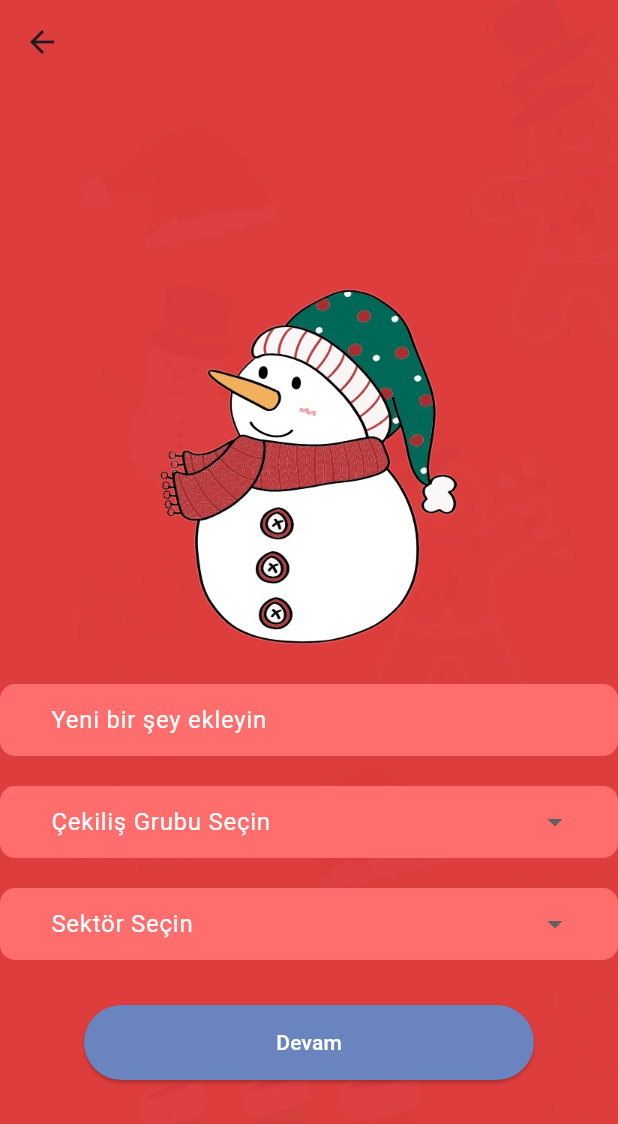
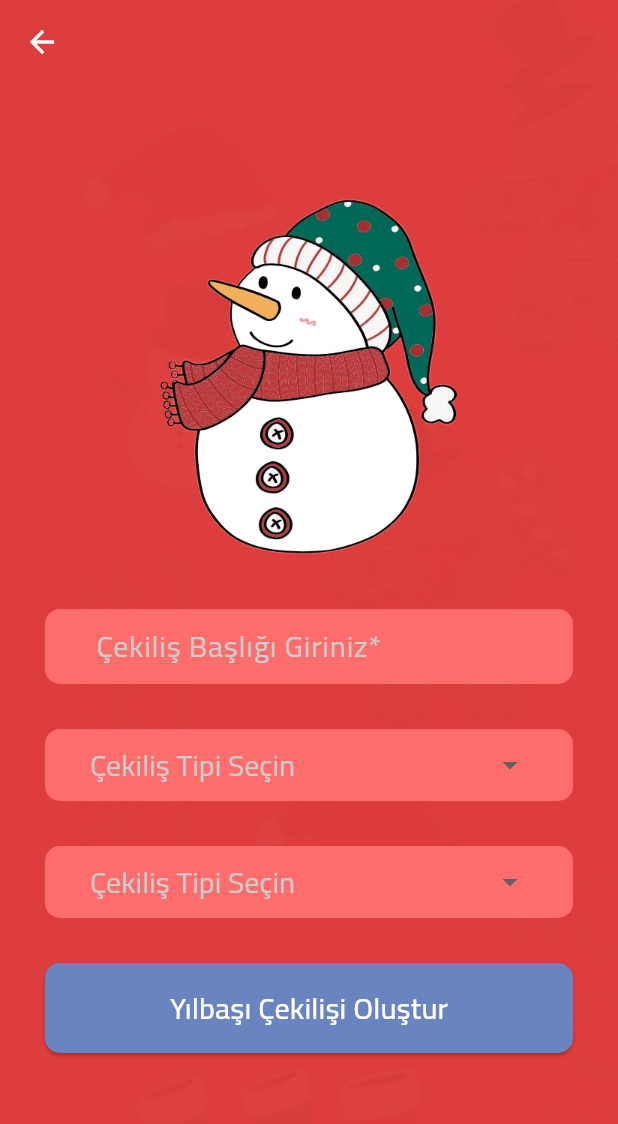
Before and after one commit to edabarutcu/Noel-Raffle-App, a Flutter app: the NewYearScreen screen opened directly, on a phone screen of 412 x 824 dp. Shown: the top 1124 px of the screen. Run offline on Flutter 3.47's test engine with Material 3 defaults, Android fonts, the phone set to English and light mode, and no system bars; our stand-ins replace confetti.

Commit message:
design corrected

```diff
--- a/lib/ui/giftraffle/gift_raffle_screen.dart
+++ b/lib/ui/giftraffle/gift_raffle_screen.dart
@@ -1,6 +1,5 @@
 import 'package:flutter/material.dart';
 import 'package:noel_raffle/ui/about/about_screen.dart';
-
 import 'add_users_screen.dart';
 
 class GiftRaffleScreen extends StatefulWidget {
@@ -279,6 +278,4 @@ class _GiftRaffleScreenState extends State<GiftRaffleScreen> {
       ),
     );
   }
-
-
 }
--- a/lib/ui/newyearscreen/newyear_screen.dart
+++ b/lib/ui/newyearscreen/newyear_screen.dart
@@ -1,14 +1,28 @@
 import 'package:flutter/material.dart';
+import 'add_new_member.dart';
 
-class NewYearScreen extends StatelessWidget {
-  final TextEditingController _sectorController = TextEditingController();
-  final TextEditingController _groupController = TextEditingController();
+
+class NewYearScreen extends StatefulWidget {
+  const NewYearScreen({super.key});
+
+  @override
+  _NewYearScreenState createState() => _NewYearScreenState();
+}
+
+class _NewYearScreenState extends State<NewYearScreen> {
   final TextEditingController _additionalTextFieldController = TextEditingController();
+  String? _groupController;
+  String? _sectorController;
+
+//class NewYearScreen extends StatelessWidget {
+  //final TextEditingController _sectorController = TextEditingController();
+  //final TextEditingController _groupController = TextEditingController();
+ // final TextEditingController _additionalTextFieldController = TextEditingController();
 
   @override
   Widget build(BuildContext context) {
     return Container(
-      decoration: BoxDecoration(
+      decoration: const BoxDecoration(
         image: DecorationImage(
           // Your background image here
           image: AssetImage('assets/images/background.jpg'),
@@ -20,6 +34,7 @@ class NewYearScreen extends StatelessWidget {
         appBar: AppBar(
           backgroundColor: Colors.transparent,
           shadowColor: Colors.transparent,
+          iconTheme: const IconThemeData(color: Colors.white),
         ),
         body: Stack(
           fit: StackFit.expand,
@@ -33,7 +48,7 @@ class NewYearScreen extends StatelessWidget {
               ),
             ),
             Positioned(
-              top: 130,
+              top: 70,
               left: 0,
               right: 0,
               child: Column(
@@ -46,9 +61,12 @@ class NewYearScreen extends StatelessWidget {
                   SizedBox(height: 20),
                   _buildAdditionalTextField(),
                   SizedBox(height: 20),
-                  _buildDropdownWidget(),
+                  _customDropdownButton1(),
                   SizedBox(height: 20),
-                  _buildAdditionalDropdownWidget(context),
+                  _customDropdownButton2(),
+                  SizedBox(height: 20),
+                  _buildButtonWidget(context),
+
                 ],
               ),
             ),
@@ -58,24 +76,28 @@ class NewYearScreen extends StatelessWidget {
     );
   }
 
-
-  Widget _buildDropdownWidget() {
-    return Container(
-      padding: EdgeInsets.symmetric(horizontal: 30),
+  Widget _buildAdditionalTextField() {
+    return Padding(
+      padding: const EdgeInsets.only(left: 30, right: 30, bottom: 10, top: 10),
+      child: Positioned(
+        top: 400,
+        left: 0,
+        right: 0,
+        child: Container(
+          padding: const EdgeInsets.symmetric(horizontal: 30),
           decoration: BoxDecoration(
-        color: Color(0xFFFF6D6D),
+            color: const Color(0xFFFF6D6D),
             borderRadius: BorderRadius.circular(10),
           ),
           child: Row(
             children: [
               Expanded(
                 child: TextField(
-              controller: _groupController,
-              enabled: false,
-              style: TextStyle(color: Colors.white),
-              decoration: InputDecoration(
-                hintText: 'Çekiliş Grubu Seçin',
-                hintStyle: TextStyle(color: Colors.white),
+                  controller: _additionalTextFieldController,
+                  style: const TextStyle(color: Colors.white),
+                  decoration: const InputDecoration(
+                    hintText: 'Çekiliş Başlığı Giriniz*',
+                    hintStyle: TextStyle(color: Color(0xFFCCCCCC), fontFamily: "Cairo", fontSize: 20),
                     border: InputBorder.none,
                     filled: true,
                     fillColor: Color(0xFFFF6D6D),
@@ -84,8 +106,47 @@ class NewYearScreen extends StatelessWidget {
                   onTap: () {},
                 ),
               ),
-          DropdownButtonHideUnderline(
+              const SizedBox(width: 10),
+            ],
+          ),
+        ),
+      ),
+    );
+  }
+
+  Widget _customDropdownButton1() {
+    return Padding(
+      padding: const EdgeInsets.only(left: 30, right: 30, bottom: 10),
+      child: Row(
+        children: [
+          Expanded(
+            child: Container(
+              decoration: BoxDecoration(
+                color: const Color(0xFFFF6D6D),
+                borderRadius: BorderRadius.circular(10),
+              ),
+              child: DropdownButtonHideUnderline(
                 child: DropdownButton<String>(
+                  value: _groupController,
+                  dropdownColor: Color(0xFFFF6D6D),
+                  icon: Icon(Icons.arrow_drop_down),
+                  isExpanded: true,
+                  padding: const EdgeInsets.symmetric(horizontal: 30),
+                  iconSize: 24,
+                  elevation: 16,
+                  style: const TextStyle(
+                      fontFamily: "Cairo",
+                      fontSize: 20,
+                      color: Colors.white
+                  ),
+                  hint: const Text(
+                      'Çekiliş Tipi Seçin',
+                      style: TextStyle(
+                          fontFamily: "Cairo",
+                          fontSize: 20,
+                          color: Color(0xFFCCCCCC)
+                      )
+                  ),
                   items: <String>[
                     'Ekip-Şirket',
                     'Arkadaş-Sınıf',
@@ -98,8 +159,12 @@ class NewYearScreen extends StatelessWidget {
                     );
                   }).toList(),
                   onChanged: (String? value) {
-                _groupController.text = value ?? '';
+                    setState(() {
+                      _groupController = value!;
+                    });
                   },
+                ),
+              ),
             ),
           ),
         ],
@@ -107,35 +172,39 @@ class NewYearScreen extends StatelessWidget {
     );
   }
 
-  Widget _buildAdditionalDropdownWidget(BuildContext context) {
-    return Column(
-      children: [
-        Container(
-          padding: EdgeInsets.symmetric(horizontal: 30),
-          decoration: BoxDecoration(
-            color: Color(0xFFFF6D6D),
-            borderRadius: BorderRadius.circular(10),
-          ),
+  Widget _customDropdownButton2() {
+    return Padding(
+      padding: const EdgeInsets.only(left: 30, right: 30, bottom: 10),
       child: Row(
         children: [
           Expanded(
-                child: TextField(
-                  controller: _sectorController,
-                  enabled: false,
-                  style: TextStyle(color: Colors.white),
-                  decoration: InputDecoration(
-                    hintText: 'Sektör Seçin',
-                    hintStyle: TextStyle(color: Colors.white),
-                    border: InputBorder.none,
-                    filled: true,
-                    fillColor: Color(0xFFFF6D6D),
-                    contentPadding: EdgeInsets.symmetric(vertical: 10),
+            child: Container(
+              decoration: BoxDecoration(
+                color: const Color(0xFFFF6D6D),
+                borderRadius: BorderRadius.circular(10),
               ),
-                  onTap: () {},
+              child: DropdownButtonHideUnderline(
+                child: DropdownButton<String>(
+                  value: _sectorController,
+                  dropdownColor: Color(0xFFFF6D6D),
+                  icon: Icon(Icons.arrow_drop_down),
+                  isExpanded: true,
+                  padding: const EdgeInsets.symmetric(horizontal: 30),
+                  iconSize: 24,
+                  elevation: 16,
+                  style: const TextStyle(
+                      fontFamily: "Cairo",
+                      fontSize: 20,
+                      color: Colors.white
                   ),
+                  hint: const Text(
+                      'Çekiliş Tipi Seçin',
+                      style: TextStyle(
+                          fontFamily: "Cairo",
+                          fontSize: 20,
+                          color: Color(0xFFCCCCCC)
+                      )
                   ),
-              DropdownButtonHideUnderline(
-                child: DropdownButton<String>(
                   items: <String>[
                     'Teknoloji',
                     'Eğitim',
@@ -150,90 +219,68 @@ class NewYearScreen extends StatelessWidget {
                     );
                   }).toList(),
                   onChanged: (String? value) {
-                    _sectorController.text = value ?? '';
+                    setState(() {
+                      _sectorController = value!;
+                    });
                   },
+                ),
+              ),
             ),
           ),
         ],
       ),
-        ),
-        SizedBox(height: 30),
-        ElevatedButton(
+    );
+  }
+
+  Widget _buildButtonWidget(BuildContext context) {
+    return Padding(
+      padding: const EdgeInsets.only(left: 30, right: 30, bottom: 10),
+      child: Row(
+        children: [
+          Expanded(
+            child: ElevatedButton(
               onPressed: () {
                 if (_additionalTextFieldController.text.isEmpty) {
-                        _showAlertDialog(context, 'Yeni bir şey ekleyiniz.');
+                  showDialog(
+                    context: context,
+                    builder: (context) => AlertDialog(
+                      title: const Text('Uyarı', textAlign: TextAlign.center ,style: TextStyle(fontFamily: "Cairo", fontSize: 20)),
+                      content: const Text('Lütfen çekiliş başlığını giriniz.', style: TextStyle(fontFamily: "Cairo", fontSize: 20)),
+                      actions: [
+                        Center(
+                          child: TextButton(
+                            onPressed: () => Navigator.pop(context),
+                            child: const Text('Tamam', style: TextStyle(fontFamily: "Cairo", fontSize: 20),textAlign: TextAlign.center,),
+                          ),
+                        ),
+                      ],
+                    ),
+                  );
                 } else {
-                        // Yeni bir şey eklendiğinde buraya ulaşılır
+                  Navigator.push(
+                    context,
+                    MaterialPageRoute(builder: (context) => NewUsersScreen()),
+                  );
                 }
               },
               style: ElevatedButton.styleFrom(
-            primary: Color(0xFF6A84BF),
+                backgroundColor: const Color(0xFF6A84BF),
                 shape: RoundedRectangleBorder(
-              borderRadius: BorderRadius.circular(30),
+                  borderRadius: BorderRadius.circular(10),
                 ),
-            fixedSize: Size(300, 50),
+                minimumSize: const Size(270, 60),
               ),
-          child: Text(
-            'Devam',
-            style: TextStyle(color: Colors.white),
+              child: const Text(
+                'Yılbaşı Çekilişi Oluştur',
+                style: TextStyle(
+                    fontFamily: "Cairo",
+                    color: Colors.white,
+                    fontSize: 20),
+              ),
             ),
           ),
         ],
-    );
-  }
-
-  Widget _buildAdditionalTextField() {
-    return Positioned(
-      top: 400,
-      left: 0,
-      right: 0,
-      child: Container(
-        padding: EdgeInsets.symmetric(horizontal: 30),
-        child: Row(
-          children: [
-            Expanded(
-              child: TextField(
-                controller: _additionalTextFieldController,
-                style: TextStyle(color: Colors.white),
-                decoration: InputDecoration(
-                  hintText: 'Yeni bir şey ekleyin',
-                  hintStyle: TextStyle(color: Colors.white),
-                  border: InputBorder.none,
-                  filled: true,
-                  fillColor: Color(0xFFFF6D6D),
-                  contentPadding: EdgeInsets.symmetric(vertical: 10),
-                ),
-                onTap: () {},
-              ),
-            ),
-            SizedBox(width: 10),
-          ],
-        ),
-        decoration: BoxDecoration(
-          color: Color(0xFFFF6D6D),
-          borderRadius: BorderRadius.circular(10),
-        ),
       ),
     );
   }
-
-   void _showAlertDialog(BuildContext context, String message) {
-    showDialog(
-      context: context,
-      builder: (BuildContext context) {
-        return AlertDialog(
-          title: Text('Uyarı'),
-          content: Text(message),
-          actions: <Widget>[
-            TextButton(
-              child: Text('Tamam'),
-              onPressed: () {
-                Navigator.of(context).pop();
-              },
-            ),
-          ],
-        );
-      },
-    );
 }
-}
```
Also changed, not shown: lib/ui/newyearscreen/add_new_member.dart (added, +305 -0 lines). Lines whose indentation alone changed are shown as unchanged.
